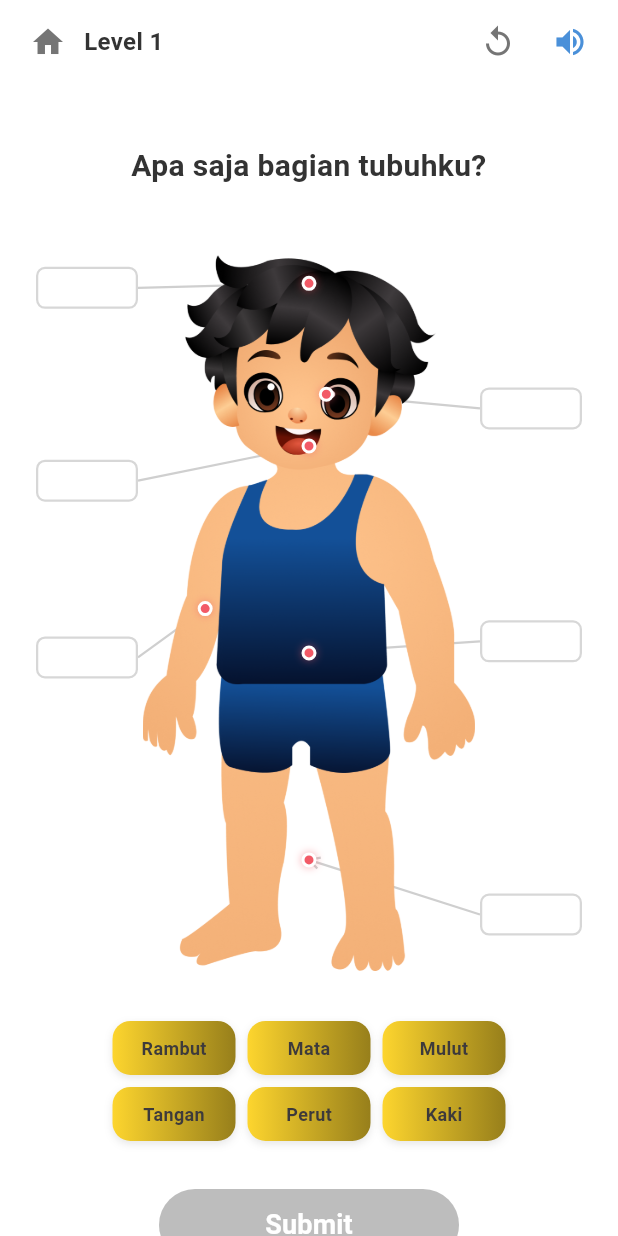
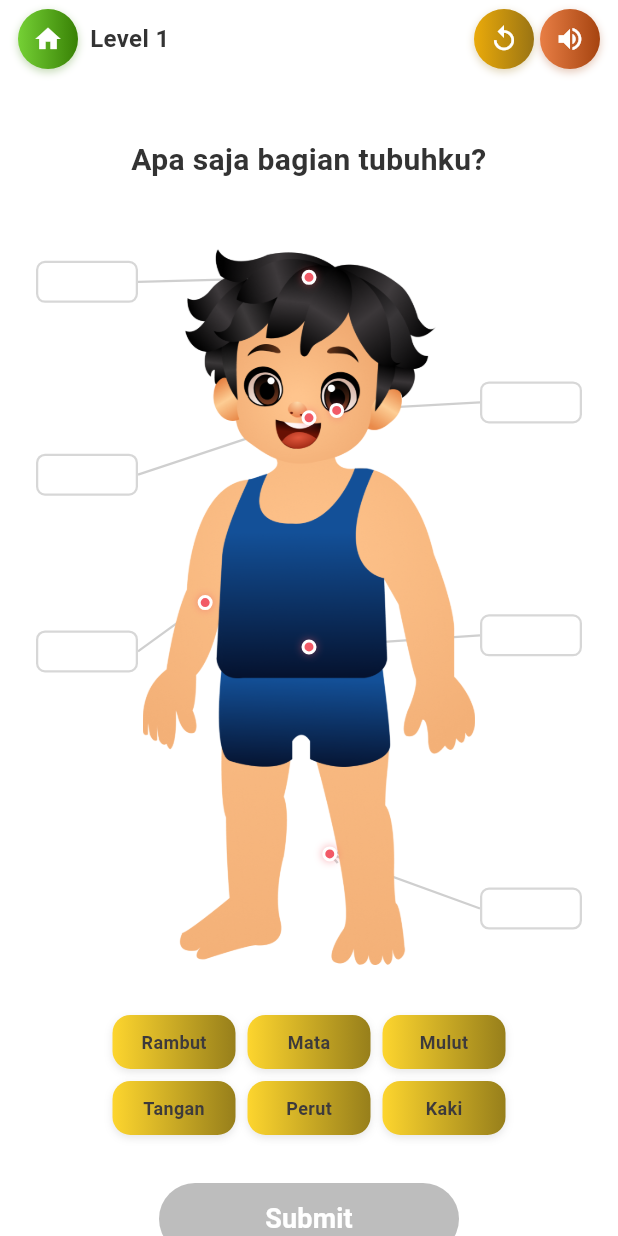
Before and after one commit to mayshacutes/BOBIE, a Flutter app: the Level1Screen screen opened by its route, on a phone screen of 412 x 824 dp. Run offline on Flutter 3.47's test engine with Material 3 defaults, Android fonts, the phone set to English and light mode, and no system bars; our stand-ins replace google_fonts; Roboto replaces fonts that are missing (Jua).

Commit message:
Tombol home/retry/sound lingkaran gradasi, titik mata/mulut/kaki disesuaikan

```diff
--- a/bobie_app/lib/screens/modul/games/level1_screen.dart
+++ b/bobie_app/lib/screens/modul/games/level1_screen.dart
@@ -20,11 +20,11 @@ class _Level1ScreenState extends State<Level1Screen> {
 
   final List<_BodyPart> _bodyParts = [
     _BodyPart('rambut', 'Rambut', 0.50, 0.07, 'left', 0.07),
-    _BodyPart('mata', 'Mata', 0.55, 0.22, 'right', 0.22),
-    _BodyPart('mulut', 'Mulut', 0.50, 0.29, 'left', 0.31),
+    _BodyPart('mata', 'Mata', 0.58, 0.25, 'right', 0.22),
+    _BodyPart('mulut', 'Mulut', 0.50, 0.26, 'left', 0.31),
     _BodyPart('tangan', 'Tangan', 0.20, 0.51, 'left', 0.53),
     _BodyPart('perut', 'Perut', 0.50, 0.57, 'right', 0.51),
-    _BodyPart('kaki', 'Kaki', 0.50, 0.85, 'right', 0.85),
+    _BodyPart('kaki', 'Kaki', 0.56, 0.85, 'right', 0.85),
   ];
 
   late Map<String, String?> _dropTargets;
@@ -179,27 +179,33 @@ class _Level1ScreenState extends State<Level1Screen> {
 
   Widget _buildTopBar() {
     return Container(
-      padding: const EdgeInsets.symmetric(horizontal: 8, vertical: 4),
+      padding: const EdgeInsets.symmetric(horizontal: 12, vertical: 6),
       child: Row(
         children: [
-          IconButton(
-              icon: const Icon(Icons.home, color: AppColors.darkGray),
-              onPressed: () => Navigator.pop(context)),
+          _CircleButton(
+            icon: Icons.home,
+            gradient: const [Color(0xFF75D035), Color(0xFF388105)],
+            onPressed: () => Navigator.pop(context),
+          ),
+          const SizedBox(width: 8),
           Text('Level 1',
               style: GoogleFonts.jua(fontSize: 16, fontWeight: FontWeight.w600, color: AppColors.black)),
           const Spacer(),
-          IconButton(
-              icon: const Icon(Icons.replay, color: AppColors.darkGray),
+          _CircleButton(
+            icon: Icons.replay,
+            gradient: const [Color(0xFFEAAA0A), Color(0xFF9A7413)],
             onPressed: () {
               setState(() {
                 submitted = false;
                 _dropTargets = {for (var p in _bodyParts) p.id: null};
                 _availableLabels = _bodyParts.map((p) => p.id).toList()..shuffle();
               });
-              }),
-          IconButton(
-            icon: Icon(soundOn ? Icons.volume_up : Icons.volume_off,
-                color: soundOn ? AppColors.primaryBlue : AppColors.darkGray),
+            },
+          ),
+          const SizedBox(width: 4),
+          _CircleButton(
+            icon: soundOn ? Icons.volume_up : Icons.volume_off,
+            gradient: const [Color(0xFFE87E45), Color(0xFFA64410)],
             onPressed: () => setState(() => soundOn = !soundOn),
           ),
         ],
@@ -528,3 +534,38 @@ class _ArrowPainter extends CustomPainter {
   @override
   bool shouldRepaint(covariant _ArrowPainter oldDelegate) => true;
 }
+
+class _CircleButton extends StatelessWidget {
+  final IconData icon;
+  final List<Color> gradient;
+  final VoidCallback onPressed;
+
+  const _CircleButton({
+    required this.icon,
+    required this.gradient,
+    required this.onPressed,
+  });
+
+  @override
+  Widget build(BuildContext context) {
+    return GestureDetector(
+      onTap: onPressed,
+      child: Container(
+        width: 40,
+        height: 40,
+        decoration: BoxDecoration(
+          gradient: LinearGradient(colors: gradient),
+          shape: BoxShape.circle,
+          boxShadow: [
+            BoxShadow(
+              color: gradient.last.withValues(alpha: 0.3),
+              blurRadius: 4,
+              offset: const Offset(0, 2),
+            ),
+          ],
+        ),
+        child: Icon(icon, color: Colors.white, size: 20),
+      ),
+    );
+  }
+}
```
Also changed, not shown: bobie_app/lib/screens/modul/level_game_screen.dart (+51 -10 lines). Lines whose indentation alone changed are shown as unchanged.
